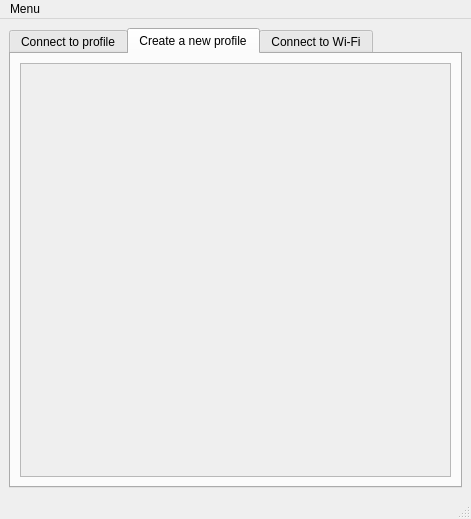
arcan1s/netctl-gui, file sources/gui/src/mainwindow.ui: the form before one commit.
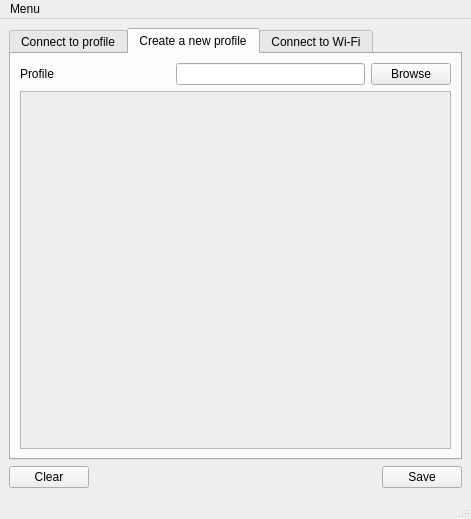
The form after the commit. The open tabs and pages were chosen to show the change.

```diff
--- a/sources/gui/src/mainwindow.ui
+++ b/sources/gui/src/mainwindow.ui
@@ -153,6 +153,33 @@
         <string>Create a new profile</string>
        </attribute>
        <layout class="QVBoxLayout" name="verticalLayout_6">
+        <item>
+         <layout class="QHBoxLayout" name="layout_profile">
+          <item>
+           <widget class="QLabel" name="label_profile">
+            <property name="minimumSize">
+             <size>
+              <width>150</width>
+              <height>0</height>
+             </size>
+            </property>
+            <property name="text">
+             <string>Profile</string>
+            </property>
+           </widget>
+          </item>
+          <item>
+           <widget class="QLineEdit" name="lineEdit_profile"/>
+          </item>
+          <item>
+           <widget class="QPushButton" name="pushButton_profile">
+            <property name="text">
+             <string>Browse</string>
+            </property>
+           </widget>
+          </item>
+         </layout>
+        </item>
         <item>
          <widget class="QScrollArea" name="scrollArea">
           <property name="widgetResizable">
@@ -163,8 +190,8 @@
             <rect>
              <x>0</x>
              <y>0</y>
-             <width>429</width>
-             <height>410</height>
+             <width>439</width>
+             <height>357</height>
             </rect>
            </property>
            <property name="sizePolicy">
@@ -283,6 +310,37 @@
       </widget>
      </widget>
     </item>
+    <item>
+     <layout class="QHBoxLayout" name="layout_newProfileButtons">
+      <item>
+       <widget class="QPushButton" name="pushButton_profileClear">
+        <property name="text">
+         <string>Clear</string>
+        </property>
+       </widget>
+      </item>
+      <item>
+       <spacer name="spacer_newProfileButtons">
+        <property name="orientation">
+         <enum>Qt::Horizontal</enum>
+        </property>
+        <property name="sizeHint" stdset="0">
+         <size>
+          <width>40</width>
+          <height>20</height>
+         </size>
+        </property>
+       </spacer>
+      </item>
+      <item>
+       <widget class="QPushButton" name="pushButton_profileSave">
+        <property name="text">
+         <string>Save</string>
+        </property>
+       </widget>
+      </item>
+     </layout>
+    </item>
    </layout>
   </widget>
   <widget class="QMenuBar" name="menuBar">
```
Left out of the diff: 4 changed lines with no effect on the pictures.
